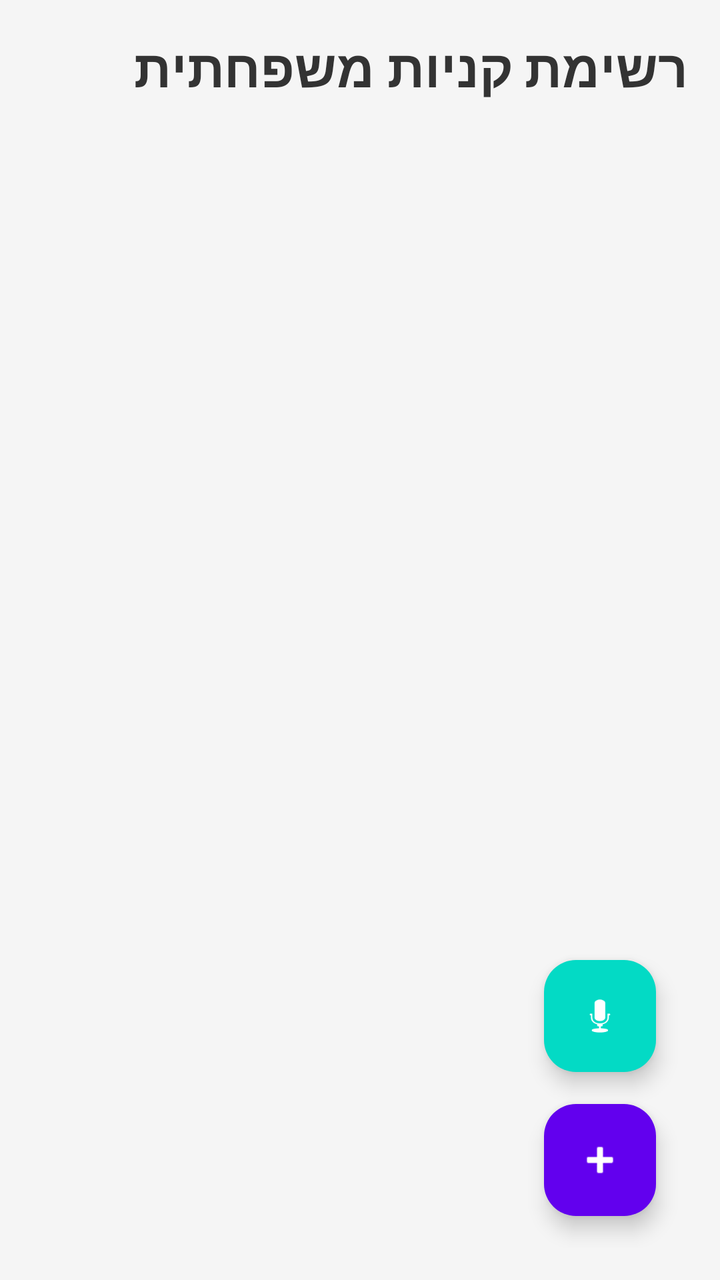
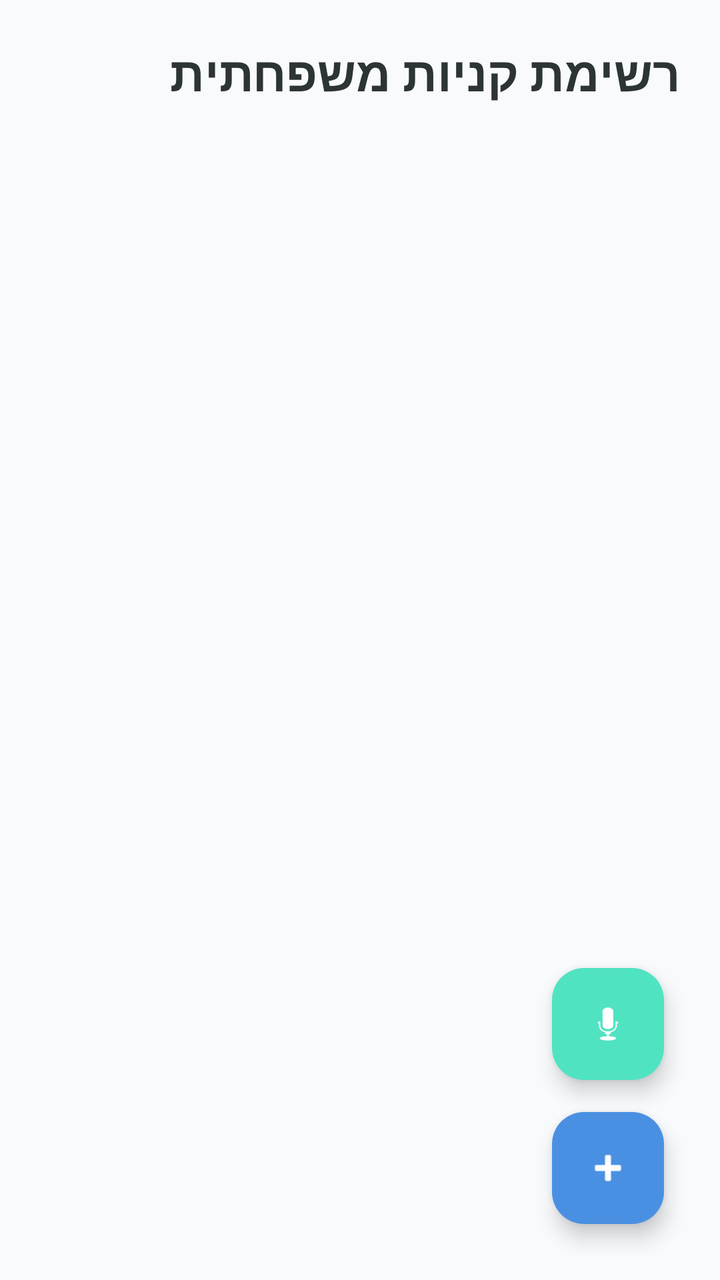

Screens rendered from an Android XML layout before and after an edit, with the pre-edit source and the edit as a unified diff.
<!-- AndroidManifest.xml: application theme Theme.FamilyWork -->
<!-- res/layout/fragment_shopping_list.xml -->
<?xml version="1.0" encoding="utf-8"?>
<androidx.constraintlayout.widget.ConstraintLayout xmlns:android="http://schemas.android.com/apk/res/android"
    xmlns:app="http://schemas.android.com/apk/res-auto"
    android:layout_width="match_parent"
    android:layout_height="match_parent"
    android:background="#F5F5F5"
    android:layoutDirection="rtl"
    android:padding="16dp">

    <TextView
        android:id="@+id/textShoppingTitle"
        android:layout_width="wrap_content"
        android:layout_height="wrap_content"
        android:text="רשימת קניות משפחתית"
        android:textSize="26sp"
        android:textStyle="bold"
        android:textColor="#333333"
        app:layout_constraintTop_toTopOf="parent"
        app:layout_constraintStart_toStartOf="parent" />

    <androidx.recyclerview.widget.RecyclerView
        android:id="@+id/recyclerShopping"
        android:layout_width="0dp"
        android:layout_height="0dp"
        android:layout_marginTop="16dp"
        app:layout_constraintBottom_toBottomOf="parent"
        app:layout_constraintEnd_toEndOf="parent"
        app:layout_constraintStart_toStartOf="parent"
        app:layout_constraintTop_toBottomOf="@id/textShoppingTitle" />

    <com.google.android.material.floatingactionbutton.FloatingActionButton
        android:id="@+id/fabAdd"
        android:layout_width="wrap_content"
        android:layout_height="wrap_content"
        android:layout_margin="16dp"
        app:backgroundTint="#6200EE"
        app:layout_constraintBottom_toBottomOf="parent"
        app:layout_constraintStart_toStartOf="parent"
        app:srcCompat="@android:drawable/ic_input_add"
        app:tint="#FFFFFF" />

    <com.google.android.material.floatingactionbutton.FloatingActionButton
        android:id="@+id/fabReadAll"
        android:layout_width="wrap_content"
        android:layout_height="wrap_content"
        android:layout_margin="16dp"
        app:backgroundTint="#03DAC5"
        app:layout_constraintBottom_toTopOf="@id/fabAdd"
        app:layout_constraintStart_toStartOf="parent"
        app:srcCompat="@android:drawable/ic_btn_speak_now"
        app:tint="#FFFFFF" />

</androidx.constraintlayout.widget.ConstraintLayout>
<!-- resources referenced by this layout -->
<resources>
  <style name="Theme.FamilyWork" parent="Base.Theme.FamilyWork" />
  <style name="Base.Theme.FamilyWork" parent="Theme.Material3.DayNight.NoActionBar">
          
          
      </style>
</resources>

<!-- the commit's change to res/layout/fragment_shopping_list.xml (unified diff, before → after) -->
@@ -3,18 +3,20 @@
     xmlns:app="http://schemas.android.com/apk/res-auto"
     android:layout_width="match_parent"
     android:layout_height="match_parent"
-    android:background="#F5F5F5"
+    android:background="@color/background"
     android:layoutDirection="rtl"
-    android:padding="16dp">
+    android:padding="12dp">
 
     <TextView
         android:id="@+id/textShoppingTitle"
         android:layout_width="wrap_content"
         android:layout_height="wrap_content"
         android:text="רשימת קניות משפחתית"
-        android:textSize="26sp"
+        android:textSize="24sp"
         android:textStyle="bold"
-        android:textColor="#333333"
+        android:textColor="@color/text_primary"
+        android:layout_marginTop="8dp"
+        android:layout_marginStart="8dp"
         app:layout_constraintTop_toTopOf="parent"
         app:layout_constraintStart_toStartOf="parent" />
 
@@ -23,31 +25,35 @@
         android:layout_width="0dp"
         android:layout_height="0dp"
         android:layout_marginTop="16dp"
+        android:clipToPadding="false"
+        android:paddingBottom="80dp"
         app:layout_constraintBottom_toBottomOf="parent"
         app:layout_constraintEnd_toEndOf="parent"
         app:layout_constraintStart_toStartOf="parent"
         app:layout_constraintTop_toBottomOf="@id/textShoppingTitle" />
 
+    
     <com.google.android.material.floatingactionbutton.FloatingActionButton
         android:id="@+id/fabAdd"
         android:layout_width="wrap_content"
         android:layout_height="wrap_content"
         android:layout_margin="16dp"
-        app:backgroundTint="#6200EE"
+        app:backgroundTint="@color/primary"
         app:layout_constraintBottom_toBottomOf="parent"
         app:layout_constraintStart_toStartOf="parent"
         app:srcCompat="@android:drawable/ic_input_add"
-        app:tint="#FFFFFF" />
+        app:tint="@color/white" />
 
     <com.google.android.material.floatingactionbutton.FloatingActionButton
         android:id="@+id/fabReadAll"
         android:layout_width="wrap_content"
         android:layout_height="wrap_content"
         android:layout_margin="16dp"
-        app:backgroundTint="#03DAC5"
+        app:backgroundTint="@color/accent"
         app:layout_constraintBottom_toTopOf="@id/fabAdd"
         app:layout_constraintStart_toStartOf="parent"
         app:srcCompat="@android:drawable/ic_btn_speak_now"
-        app:tint="#FFFFFF" />
+        app:tint="@color/white"
+        app:fabSize="mini"/>
 
 </androidx.constraintlayout.widget.ConstraintLayout>
<!-- resource entries referenced after the edit -->
@@ -1,9 +1,27 @@
 <!-- resources referenced by this layout -->
 <resources>
+  <color name="accent">#50E3C2</color>
+  <color name="background">#F8FAFC</color>
+  <color name="primary">#4A90E2</color>
+  <color name="text_primary">#2D3436</color>
+  <color name="white">#FFFFFFFF</color>
   <style name="Theme.FamilyWork" parent="Base.Theme.FamilyWork" />
   <style name="Base.Theme.FamilyWork" parent="Theme.Material3.DayNight.NoActionBar">
           
+          <item name="colorPrimary">@color/primary</item>
+          <item name="colorOnPrimary">@color/white</item>
+          <item name="colorPrimaryDark">@color/primary_dark</item>
+          <item name="colorAccent">@color/accent</item>
           
+          
+          <item name="android:windowBackground">@color/background</item>
+          <item name="android:statusBarColor">@color/primary</item>
+          
+          
+          <item name="android:textColorPrimary">@color/text_primary</item>
+          <item name="android:textColorSecondary">@color/text_secondary</item>
       </style>
+  <color name="primary_dark">#357ABD</color>
+  <color name="text_secondary">#636E72</color>
 </resources>
 
